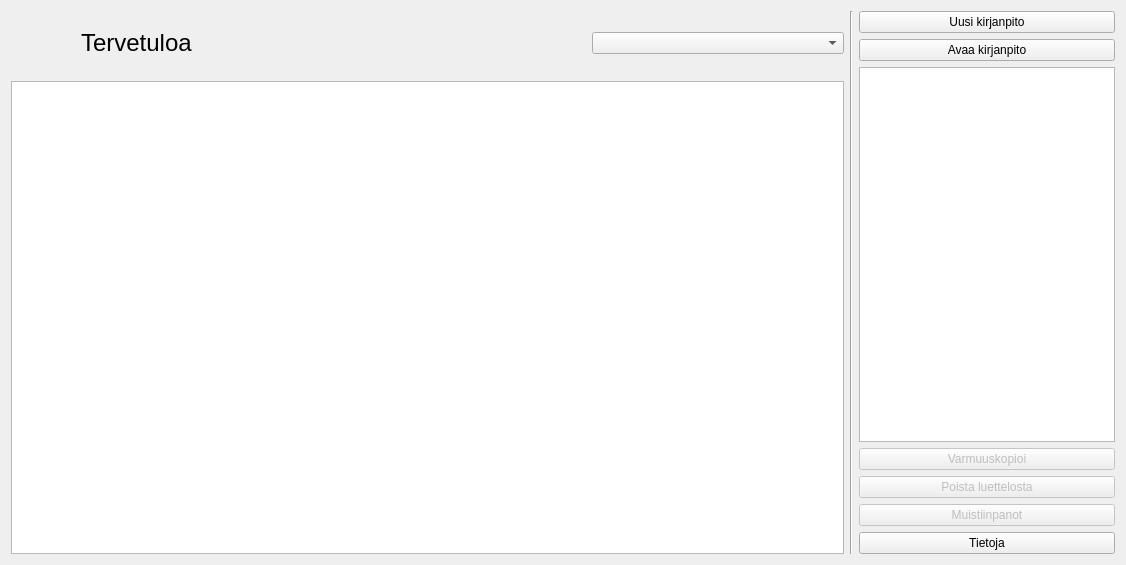
This is kitupiikki/aloitussivu/aloitus.ui in artoh/kitupiikki as Qt 5 draws it before an edit. The edited form follows.
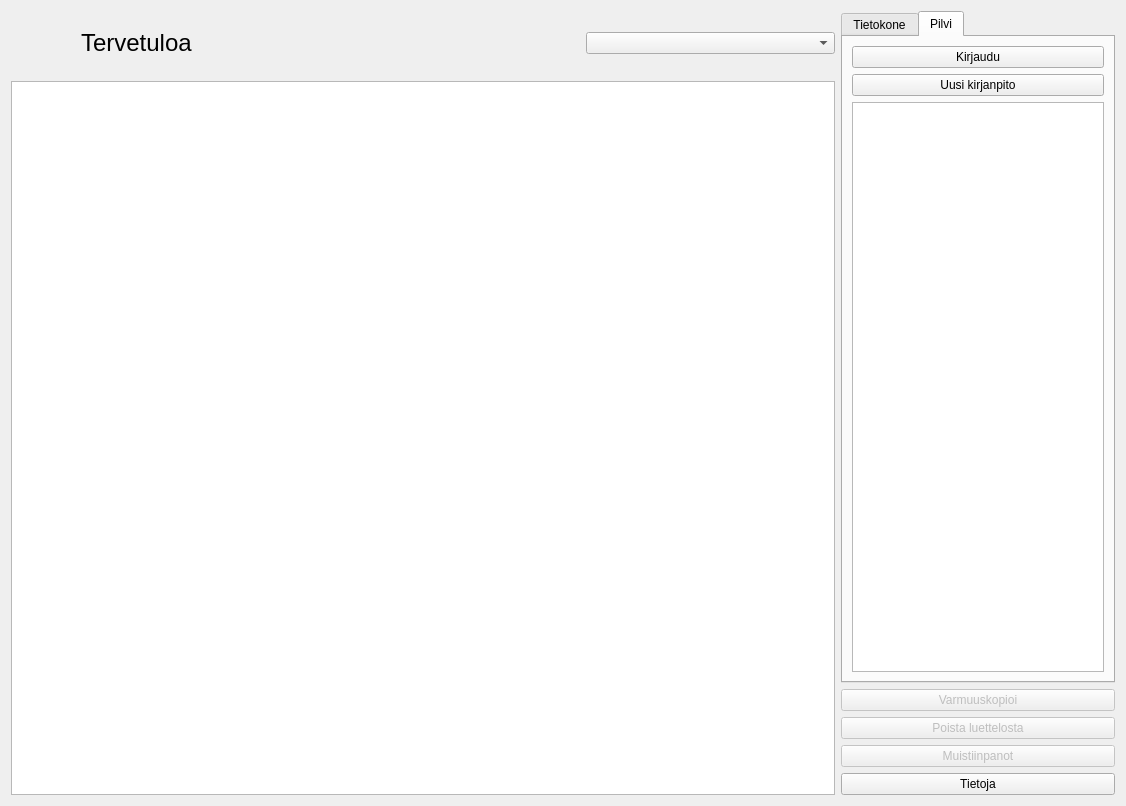
This is the edited form. The open tabs and pages were chosen to show the change. Icons and pictures are not drawn.

Diff of the .ui file:
```diff
--- a/kitupiikki/aloitussivu/aloitus.ui
+++ b/kitupiikki/aloitussivu/aloitus.ui
@@ -7,13 +7,13 @@
     <x>0</x>
     <y>0</y>
     <width>1126</width>
-    <height>565</height>
+    <height>806</height>
    </rect>
   </property>
   <property name="windowTitle">
    <string>Form</string>
   </property>
-  <layout class="QHBoxLayout" name="horizontalLayout_2" stretch="1,0,0">
+  <layout class="QHBoxLayout" name="horizontalLayout" stretch="3,1">
    <item>
     <layout class="QVBoxLayout" name="verticalLayout_2">
      <item>
@@ -88,13 +88,20 @@
     </layout>
    </item>
    <item>
-    <widget class="Line" name="line">
-     <property name="orientation">
-      <enum>Qt::Vertical</enum>
-     </property>
-    </widget>
-   </item>
+    <layout class="QVBoxLayout" name="verticalLayout_4">
    <item>
+      <widget class="QTabWidget" name="tabWidget">
+       <property name="currentIndex">
+        <number>0</number>
+       </property>
+       <widget class="QWidget" name="tab">
+        <attribute name="icon">
+         <iconset resource="../pic/pic.qrc">
+          <normaloff>:/pic/laptop.png</normaloff>:/pic/laptop.png</iconset>
+        </attribute>
+        <attribute name="title">
+         <string>Tietokone</string>
+        </attribute>
     <layout class="QVBoxLayout" name="verticalLayout">
      <item>
       <widget class="QPushButton" name="uusiNappi">
@@ -132,6 +139,38 @@
      </item>
      <item>
       <widget class="QListWidget" name="viimeiset"/>
+         </item>
+        </layout>
+       </widget>
+       <widget class="QWidget" name="tab_2">
+        <attribute name="icon">
+         <iconset resource="../pic/pic.qrc">
+          <normaloff>:/pic/cloud.png</normaloff>:/pic/cloud.png</iconset>
+        </attribute>
+        <attribute name="title">
+         <string>Pilvi</string>
+        </attribute>
+        <layout class="QVBoxLayout" name="verticalLayout_3">
+         <item>
+          <widget class="QPushButton" name="pushButton">
+           <property name="text">
+            <string>Kirjaudu</string>
+           </property>
+          </widget>
+         </item>
+         <item>
+          <widget class="QPushButton" name="pushButton_2">
+           <property name="text">
+            <string>Uusi kirjanpito</string>
+           </property>
+          </widget>
+         </item>
+         <item>
+          <widget class="QListView" name="pilviView"/>
+         </item>
+        </layout>
+       </widget>
+      </widget>
      </item>
      <item>
       <widget class="QPushButton" name="varmistaNappi">
```
Left out of the diff: 34 changed lines with no effect on the pictures. Lines whose indentation alone changed are shown as unchanged.
